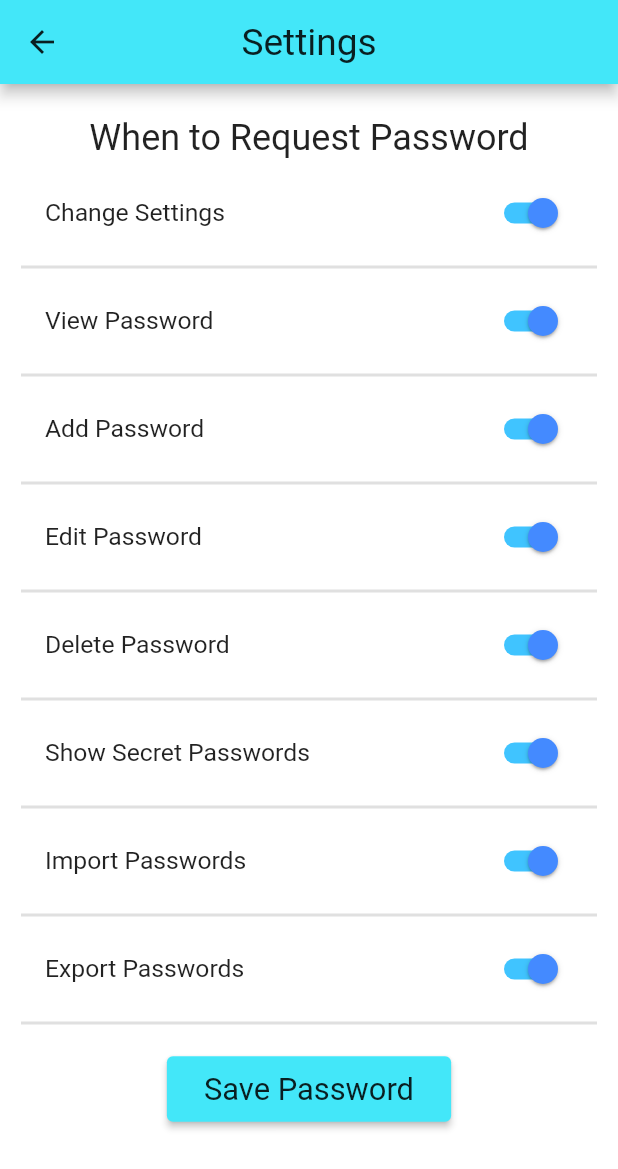
After one commit to srad1292/flutter_password_manager, a Flutter app: the SettingsPage screen opened directly, after a tap on "Save Password", on a phone screen of 412 x 824 dp. The commit adds this screen. Shown: the top 1169 px of the screen. Run offline on Flutter 3.47's test engine with Material 2 defaults, Android fonts, the phone set to English and light mode, and no system bars; our stand-ins replace device_preview, get_it, sqflite; accounts and stored records are empty.

Commit message:
Settings toggle list with save button, settings model, settings service

```diff
--- a/lib/modules/account_list/account_list_page.dart
+++ b/lib/modules/account_list/account_list_page.dart
@@ -1,5 +1,6 @@
 import 'package:flutter/material.dart';
 import 'package:password_manager/modules/settings/password_action.dart';
+import 'package:password_manager/modules/settings/settings_page.dart';
 import 'package:password_manager/modules/shared/model/password.dart';
 import 'package:password_manager/modules/shared/service/password.dart';
 import 'package:password_manager/utils/service_locator.dart';
@@ -125,8 +126,11 @@ class _AccountListPageState extends State<AccountListPage> {
             title: const Text('Settings'),
             trailing: Icon(Icons.settings),
             onTap: () {
-              //TODO Link to user settings
-              print("User settings coming soon");
+              Navigator.of(context).push(
+                MaterialPageRoute(builder: (context) {
+                  return SettingsPage();
+                })
+              );
             },
           ),
           Divider(thickness: 2,),
@@ -358,9 +362,6 @@ class _AccountListPageState extends State<AccountListPage> {
   }
 
   void _showPasswordDetailsDialog(Password password) async {
-    bool isPortrait = MediaQuery.of(context).orientation == Orientation.portrait;
-    var containerWidthMultiplier = isPortrait ?  0.9 : 0.45;
-
     SimpleDialog passwordDetailsDialog = new SimpleDialog(
       contentPadding: EdgeInsets.fromLTRB(24, 24, 0, 16),
       titlePadding: EdgeInsets.fromLTRB(32, 24, 32, 8),
@@ -374,7 +375,6 @@ class _AccountListPageState extends State<AccountListPage> {
         textAlign: TextAlign.center,
       ),
       children: <Widget>[
-        // Container(width: containerWidthMultiplier * MediaQuery.of(context).size.width),
         Container(
           margin: EdgeInsets.only(bottom: 2.5 * SizeConfig.heightMultiplier),
           child: Column(
--- a/lib/modules/settings/settings.dart
+++ /dev/null
@@ -1,28 +0,0 @@
-import 'package:flutter/material.dart';
-
-class Settings extends StatefulWidget {
-  @override
-  _SettingsState createState() => _SettingsState();
-}
-
-class _SettingsState extends State<Settings> {
-  @override
-  Widget build(BuildContext context) {
-    return SafeArea(
-      child: GestureDetector(
-        onTap: () {
-          FocusScope.of(context).unfocus();
-        },
-        child: Scaffold(
-          appBar: AppBar(
-            title: Text("Settings"),
-          ),
-          body: Padding(
-            padding: const EdgeInsets.symmetric(vertical: 14.0, horizontal: 14.0),
-            child: Center(child: Text("Settings page coming soon."))
-          ),
-        ),
-      ),
-    );
-  }
-}
--- /dev/null
+++ b/lib/modules/settings/settings_page.dart
@@ -0,0 +1,163 @@
+import 'package:flutter/material.dart';
+import 'package:password_manager/modules/shared/model/settings.dart';
+import 'package:password_manager/modules/shared/service/settings.dart';
+import 'package:password_manager/utils/service_locator.dart';
+
+class SettingsPage extends StatefulWidget {
+  @override
+  _SettingsPageState createState() => _SettingsPageState();
+}
+
+class _SettingsPageState extends State<SettingsPage> {
+  bool _changeSettingsToggle = true;
+  bool _viewPasswordToggle = true;
+  bool _addPasswordToggle = true;
+  bool _editPasswordToggle = true;
+  bool _deletePasswordToggle = true;
+  bool _showSecretToggle = true;
+  bool _importPasswordsToggle = true;
+  bool _exportPasswordsToggle = true;
+
+  SettingsService _settingsService;
+
+  @override
+  void initState() {
+    super.initState();
+    _settingsService = serviceLocator.get<SettingsService>();
+  }
+
+  @override
+  Widget build(BuildContext context) {
+    return SafeArea(
+      child: GestureDetector(
+        onTap: () {
+          FocusScope.of(context).unfocus();
+        },
+        child: Scaffold(
+          appBar: AppBar(
+            title: Text("Settings"),
+          ),
+          body: Padding(
+            padding: const EdgeInsets.symmetric(vertical: 14.0, horizontal: 14.0),
+            child: _buildSettingsContent(context)
+          ),
+        ),
+      ),
+    );
+  }
+
+  Widget _buildSettingsContent(BuildContext context) {
+    return SingleChildScrollView(
+      child: Column(
+        children: [
+          _buildTitle(),
+          ..._buildSettingsList(),
+          _buildSettingsSaveButton(),
+          _buildApplicationActionsSection(),
+        ],
+      )
+    );
+  }
+
+  Widget _buildTitle() {
+    return Container(
+      margin: EdgeInsets.symmetric(vertical: 8),
+      child: Align(
+        alignment: Alignment.center,
+        child: Text(
+          "When to Request Password",
+          style: Theme.of(context).textTheme.headline5,
+        ),
+      ),
+    );
+  }
+
+  List<Widget> _buildSettingsList() {
+
+    return [
+      ..._buildSettingToggle("Change Settings", _changeSettingsToggle, (newValue) {
+        setState(() {
+          _changeSettingsToggle = newValue;
+        });
+      }),
+      ..._buildSettingToggle("View Password", _viewPasswordToggle, (newValue) {
+        setState(() {
+          _viewPasswordToggle = newValue;
+        });
+      }),
+      ..._buildSettingToggle("Add Password", _addPasswordToggle, (newValue) {
+        setState(() {
+          _addPasswordToggle = newValue;
+        });
+      }),
+      ..._buildSettingToggle("Edit Password", _editPasswordToggle, (newValue) {
+        setState(() {
+          _editPasswordToggle = newValue;
+        });
+      }),
+      ..._buildSettingToggle("Delete Password", _deletePasswordToggle, (newValue) {
+        setState(() {
+          _deletePasswordToggle = newValue;
+        });
+      }),
+      ..._buildSettingToggle("Show Secret Passwords", _showSecretToggle, (newValue) {
+        setState(() {
+          _showSecretToggle = newValue;
+        });
+      }),
+      ..._buildSettingToggle("Import Passwords", _importPasswordsToggle, (newValue) {
+        setState(() {
+          _importPasswordsToggle = newValue;
+        });
+      }),
+      ..._buildSettingToggle("Export Passwords", _exportPasswordsToggle, (newValue) {
+        setState(() {
+          _exportPasswordsToggle = newValue;
+        });
+      }),
+    ];
+  }
+
+  List<Widget> _buildSettingToggle(String title, bool value, Function(bool) onChanged) {
+    return [
+      SwitchListTile(
+        title: Text(title),
+        value: value,
+        onChanged: onChanged,
+        activeColor: Colors.blueAccent,
+        activeTrackColor: Colors.lightBlueAccent,
+        inactiveThumbColor: Colors.blueAccent,
+        inactiveTrackColor: Colors.black12,
+      ),
+      Divider(thickness: 2,)
+    ];
+  }
+
+  Widget _buildSettingsSaveButton() {
+    return Container(
+      margin: EdgeInsets.only(top: 12, bottom: 18),
+      child: ElevatedButton(
+        onPressed: () async {
+          Settings newSettings = new Settings.init(
+            guardChangeSettings: _changeSettingsToggle, guardAddPassword: _addPasswordToggle,
+            guardViewPassword: _viewPasswordToggle, guardEditPassword: _editPasswordToggle,
+            guardDeletePassword: _deletePasswordToggle, guardShowSecretPasswords: _showSecretToggle,
+            guardImportPasswords: _importPasswordsToggle, guardExportPasswords: _exportPasswordsToggle
+          );
+
+          print("New Settings");
+          print(newSettings.toString());
+
+          _settingsService.updateSettings(newSettings);
+          print("Updated Settings");
+          print(_settingsService.getSettings().toString());
+        },
+        child: Text("Save Password"),
+      ),
+    );
+  }
+
+  Widget _buildApplicationActionsSection() {
+    return Container();
+  }
+}
--- /dev/null
+++ b/lib/modules/shared/model/settings.dart
@@ -0,0 +1,48 @@
+class Settings {
+  bool guardChangeSettings;
+  bool guardViewPassword;
+  bool guardAddPassword;
+  bool guardEditPassword;
+  bool guardDeletePassword;
+  bool guardShowSecretPasswords;
+  bool guardImportPasswords;
+  bool guardExportPasswords;
+
+  Settings();
+
+  Settings.init({bool guardChangeSettings, bool guardViewPassword,
+    bool guardAddPassword, bool guardEditPassword,
+    bool guardDeletePassword, bool guardShowSecretPasswords,
+    bool guardImportPasswords, bool guardExportPasswords})
+  {
+    this.guardChangeSettings = guardChangeSettings;
+    this.guardViewPassword = guardViewPassword;
+    this.guardAddPassword = guardAddPassword;
+    this.guardEditPassword = guardEditPassword;
+    this.guardDeletePassword = guardDeletePassword;
+    this.guardShowSecretPasswords = guardShowSecretPasswords;
+    this.guardImportPasswords = guardImportPasswords;
+    this.guardExportPasswords = guardExportPasswords;
+  }
+
+  Settings.from(Settings settings) {
+    this.guardChangeSettings = settings.guardChangeSettings;
+    this.guardViewPassword = settings.guardViewPassword;
+    this.guardAddPassword = settings.guardAddPassword;
+    this.guardEditPassword = settings.guardEditPassword;
+    this.guardDeletePassword = settings.guardDeletePassword;
+    this.guardShowSecretPasswords = settings.guardShowSecretPasswords;
+    this.guardImportPasswords = settings.guardImportPasswords;
+    this.guardExportPasswords = settings.guardExportPasswords;
+  }
+
+  @override
+  String toString() {
+    return "{ guardChangeSettings: $guardChangeSettings, guardViewPassword: $guardViewPassword, "
+     + "guardAddPassword: $guardAddPassword, guardEditPassword: + $guardEditPassword, "
+     + "guardDeletePassword: $guardDeletePassword, guardShowSecretPasswords: $guardShowSecretPasswords, "
+     + "guardImportPasswords: $guardImportPasswords, guardExportPasswords: $guardExportPasswords}";
+  }
+
+
+}
--- /dev/null
+++ b/lib/modules/shared/service/settings.dart
@@ -0,0 +1,19 @@
+import 'package:password_manager/modules/shared/model/settings.dart';
+
+class SettingsService {
+  Settings _settings;
+
+  SettingsService() {
+    this._settings = new Settings();
+  }
+
+  Settings getSettings() {
+    return this._settings;
+  }
+
+  void updateSettings(Settings settings) {
+    _settings = Settings.from(settings);
+  }
+
+
+}
--- a/lib/utils/service_locator.dart
+++ b/lib/utils/service_locator.dart
@@ -1,8 +1,10 @@
 import 'package:get_it/get_it.dart';
 import 'package:password_manager/modules/shared/service/password.dart';
+import 'package:password_manager/modules/shared/service/settings.dart';
 
 GetIt serviceLocator = GetIt.instance;
 
 void setupServiceLocator() {
   serviceLocator.registerLazySingleton(() => PasswordService());
+  serviceLocator.registerLazySingleton(() => SettingsService());
 }
```
